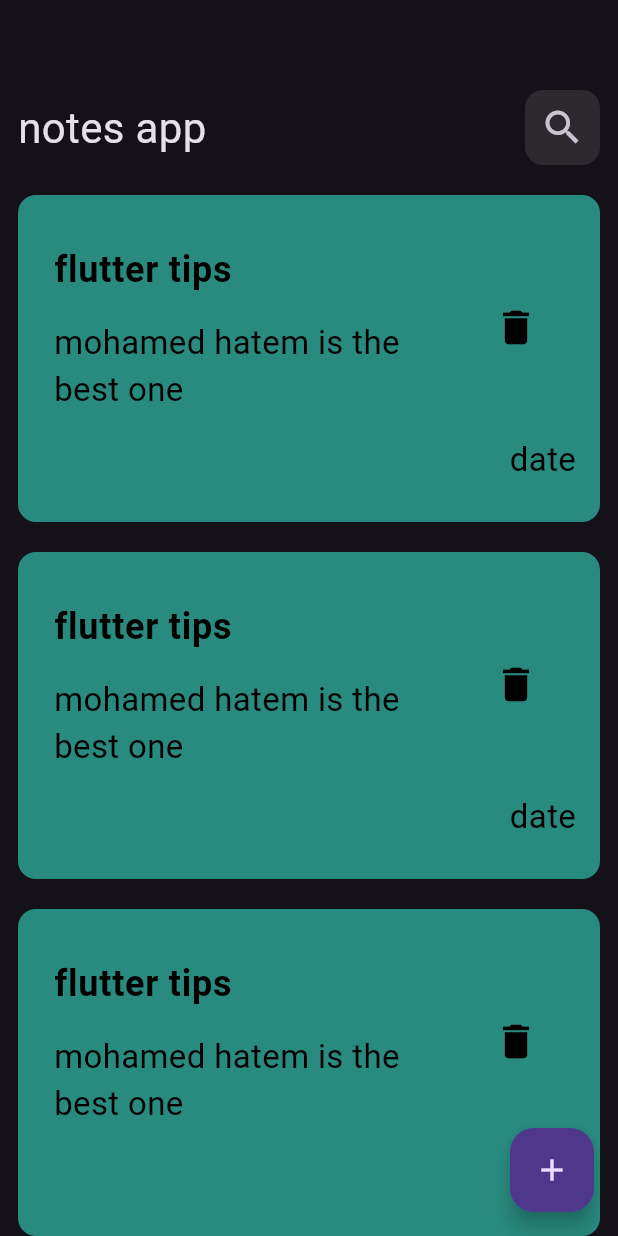
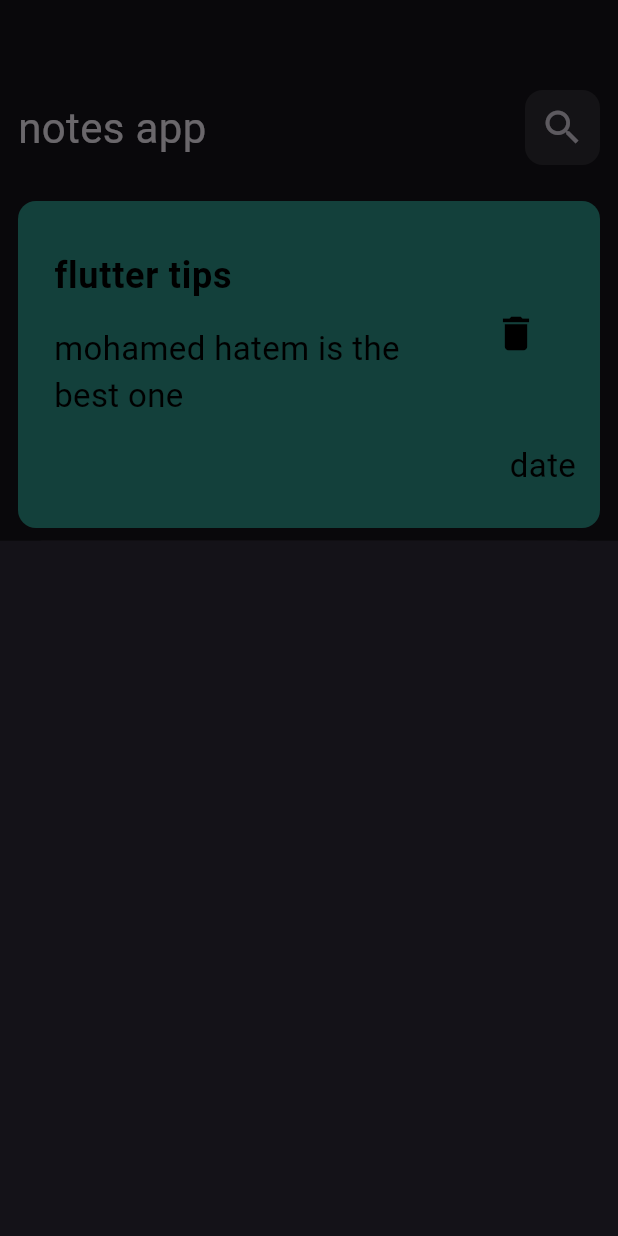
Before and after one commit to mO7MeD11/notes_app, a Flutter app: the screen it shows after launch, after a tap on the "add" icon, on a phone screen of 412 x 824 dp. Run offline on Flutter 3.47's test engine with Material 3 defaults, Android fonts, the phone set to English and light mode, and no system bars.

Commit message:
add custom add note

```diff
--- a/lib/views/notes_view.dart
+++ b/lib/views/notes_view.dart
@@ -1,3 +1,4 @@
+import 'package:app/widgets/Custom_Add_Note.dart';
 import 'package:app/widgets/custom_list_view.dart';
 import 'package:app/widgets/notes_view_body.dart';
 import 'package:flutter/material.dart';
@@ -10,7 +11,14 @@ class NotesView extends StatelessWidget {
     return Scaffold(
       body: NotesViewBody(),
       floatingActionButton: FloatingActionButton(
-        onPressed: () {},
+        onPressed: () {
+          showModalBottomSheet(
+            context: context,
+            builder: (context) {
+              return CustomAddNote();
+            },
+          );
+        },
         child: Icon(Icons.add),
       ),
     );
--- /dev/null
+++ b/lib/widgets/Custom_Add_Note.dart
@@ -0,0 +1,10 @@
+import 'package:flutter/material.dart';
+
+class CustomAddNote extends StatelessWidget {
+  const CustomAddNote({super.key});
+
+  @override
+  Widget build(BuildContext context) {
+    return Scaffold();
+  }
+}
--- a/lib/widgets/custom_Container.dart
+++ b/lib/widgets/custom_Container.dart
@@ -7,7 +7,7 @@ class CustomContainer extends StatelessWidget {
   Widget build(BuildContext context) {
     return Column(
       children: [
-        SizedBox(height: 20),
+        SizedBox(height: 12),
 
         Container(
           padding: EdgeInsets.only(top: 24, bottom: 26),
--- a/lib/widgets/custom_list_view.dart
+++ b/lib/widgets/custom_list_view.dart
@@ -8,11 +8,15 @@ class CustomListView extends StatelessWidget {
 
   @override
   Widget build(BuildContext context) {
-    return ListView.builder(
-      itemCount: 10,
-      itemBuilder: (context, indx) {
-        return CustomContainer();
-      },
+    return Padding(
+      padding: const EdgeInsets.only(bottom: 12, top: 12),
+      child: ListView.builder(
+        padding: EdgeInsets.all(0),
+        itemCount: 10,
+        itemBuilder: (context, indx) {
+          return CustomContainer();
+        },
+      ),
     );
   }
 }
```
